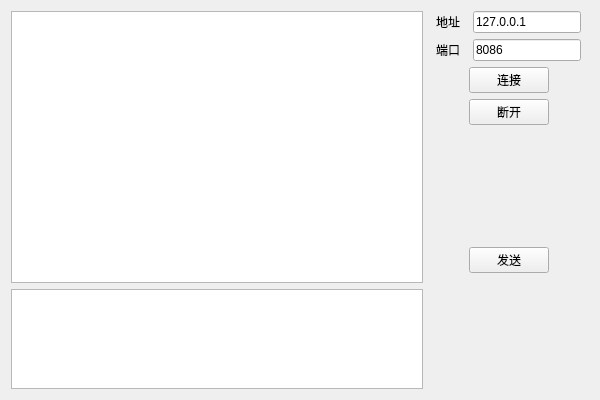
Qt form samples/TCP/echo/Client/widget.ui (Tancen/EasyIO) before a commit.
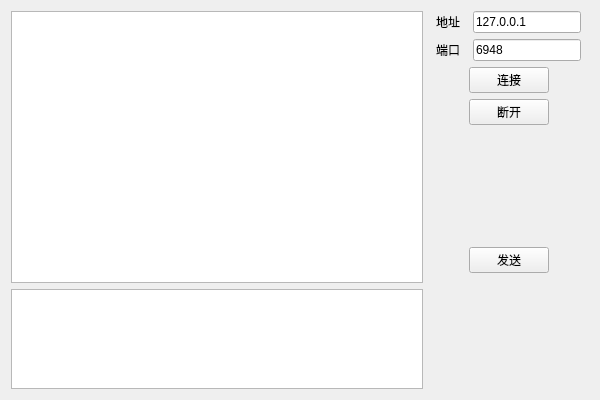
The same form after that commit.

```diff
--- a/samples/TCP/echo/Client/widget.ui
+++ b/samples/TCP/echo/Client/widget.ui
@@ -97,7 +97,7 @@
           </sizepolicy>
          </property>
          <property name="text">
-          <string>8086</string>
+          <string>6948</string>
          </property>
         </widget>
        </item>
```
Left out of the diff: 2 changed lines with no effect on the pictures.
